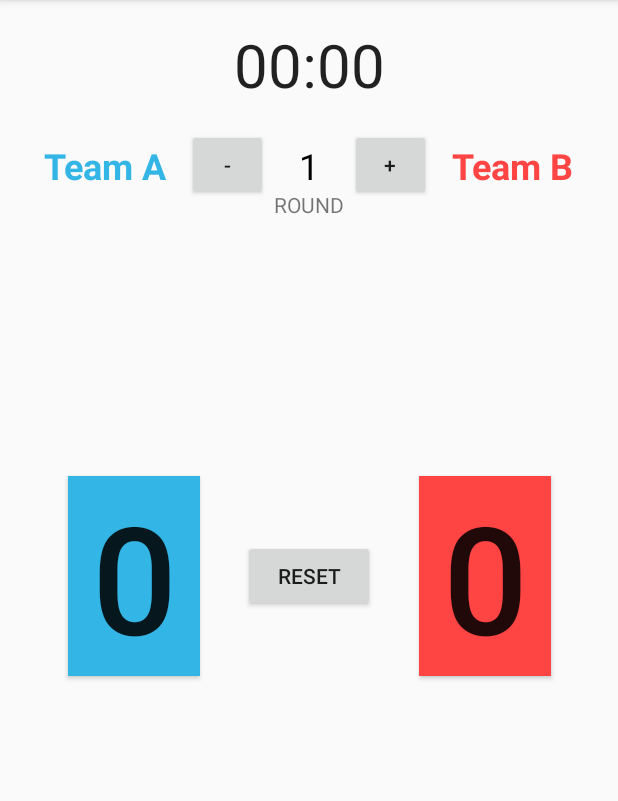
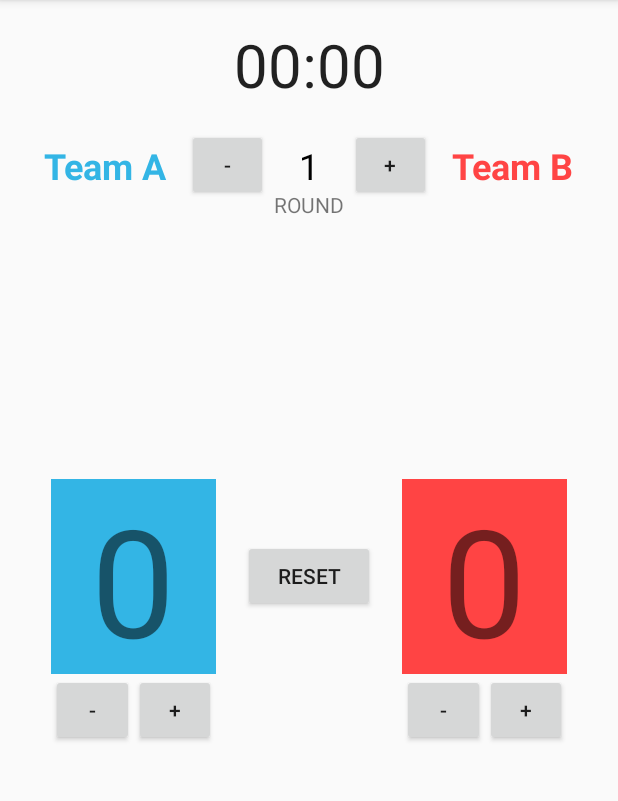
Before and after one commit to lamys12sing/Scoreboard, an Android app: the screen it shows after launch (MainActivity), on a phone screen of 412 x 824 dp, the part 84-885 px from its top. Run offline under Robolectric (Android 15) with nearby library versions, the phone set to English and light mode, and no system bars.

Commit message:
adjust layout and add module

```diff
--- /dev/null
+++ b/app/src/main/java/com/example/scoreboard/Team.java
@@ -0,0 +1,21 @@
+package com.example.scoreboard;
+
+public class Team {
+    private int mScore = 0;
+
+    private void increaseScore(){
+        mScore++;
+    }
+
+    private void decreaseScore(){
+        if (mScore <= 0){
+            resetScore();
+            return;
+        }
+        mScore--;
+    }
+
+    private void resetScore(){
+        mScore = 0;
+    }
+}
--- a/app/src/main/res/layout/activity_main.xml
+++ b/app/src/main/res/layout/activity_main.xml
@@ -107,7 +107,7 @@
         app:layout_constraintStart_toEndOf="@id/button_add_round"
         app:layout_constraintTop_toBottomOf="@+id/timer" />
 
-    <Button
+    <TextView
         android:id="@+id/textView_scoreA"
         style="@style/score"
         android:background="@color/teamA"
@@ -119,7 +119,7 @@
         app:layout_constraintStart_toStartOf="parent"
         app:layout_constraintTop_toTopOf="parent" />
 
-    <Button
+    <TextView
         android:id="@+id/textView_scoreB"
         style="@style/score"
         android:background="@color/teamB"
@@ -135,7 +135,7 @@
         android:id="@+id/button_reset_score"
         android:layout_width="wrap_content"
         android:layout_height="wrap_content"
-        android:text="reset"
+        android:text="@string/reset"
         android:textAllCaps="true"
         app:layout_constraintBottom_toBottomOf="parent"
         app:layout_constraintEnd_toEndOf="parent"
@@ -143,4 +143,52 @@
         app:layout_constraintRight_toRightOf="parent"
         app:layout_constraintStart_toStartOf="parent"
         app:layout_constraintTop_toTopOf="@+id/timer" />
+
+    <Button
+        android:id="@+id/button_min_score_teamA"
+        android:layout_width="0dp"
+        android:layout_height="wrap_content"
+        android:text="-"
+        app:layout_constraintEnd_toStartOf="@+id/button_add_score_teamA"
+        app:layout_constraintHorizontal_weight="1"
+        app:layout_constraintLeft_toLeftOf="@+id/textView_scoreA"
+        app:layout_constraintRight_toLeftOf="@+id/button_add_score_teamA"
+        app:layout_constraintStart_toStartOf="@+id/textView_scoreA"
+        app:layout_constraintTop_toBottomOf="@+id/textView_scoreA" />
+
+    <Button
+        android:id="@+id/button_add_score_teamA"
+        android:layout_width="0dp"
+        android:layout_height="wrap_content"
+        android:text="+"
+        app:layout_constraintEnd_toEndOf="@+id/textView_scoreA"
+        app:layout_constraintHorizontal_weight="1"
+        app:layout_constraintLeft_toRightOf="@+id/button_min_score_teamA"
+        app:layout_constraintRight_toRightOf="@+id/textView_scoreA"
+        app:layout_constraintStart_toEndOf="@+id/button_min_score_teamA"
+        app:layout_constraintTop_toBottomOf="@+id/textView_scoreA" />
+
+    <Button
+        android:id="@+id/button_min_score_teamB"
+        android:layout_width="0dp"
+        android:layout_height="wrap_content"
+        android:text="-"
+        app:layout_constraintEnd_toStartOf="@+id/button_add_score_teamB"
+        app:layout_constraintHorizontal_weight="1"
+        app:layout_constraintLeft_toLeftOf="@+id/textView_scoreB"
+        app:layout_constraintRight_toLeftOf="@+id/button_add_score_teamB"
+        app:layout_constraintStart_toStartOf="@+id/textView_scoreB"
+        app:layout_constraintTop_toBottomOf="@+id/textView_scoreB" />
+
+    <Button
+        android:id="@+id/button_add_score_teamB"
+        android:layout_width="0dp"
+        android:layout_height="wrap_content"
+        android:text="+"
+        app:layout_constraintEnd_toEndOf="@+id/textView_scoreB"
+        app:layout_constraintHorizontal_weight="1"
+        app:layout_constraintLeft_toRightOf="@+id/button_min_score_teamB"
+        app:layout_constraintRight_toRightOf="@+id/textView_scoreB"
+        app:layout_constraintStart_toEndOf="@+id/button_min_score_teamB"
+        app:layout_constraintTop_toBottomOf="@+id/textView_scoreB" />
 </androidx.constraintlayout.widget.ConstraintLayout>
--- a/app/src/main/res/values/strings.xml
+++ b/app/src/main/res/values/strings.xml
@@ -1,4 +1,5 @@
 <resources>
     <string name="app_name">Scoreboard</string>
     <string name="round">Round</string>
+    <string name="reset">reset</string>
 </resources>
--- a/app/src/main/res/values/styles.xml
+++ b/app/src/main/res/values/styles.xml
@@ -15,8 +15,9 @@
 
     <style name="score">
         <item name="android:textSize">100sp</item>
-        <item name="android:layout_width">wrap_content</item>
-        <item name="android:layout_height">wrap_content</item>
+        <item name="android:layout_width">110dp</item>
+        <item name="android:layout_height">130dp</item>
+        <item name="android:gravity">center</item>
     </style>
 
 </resources>
```
